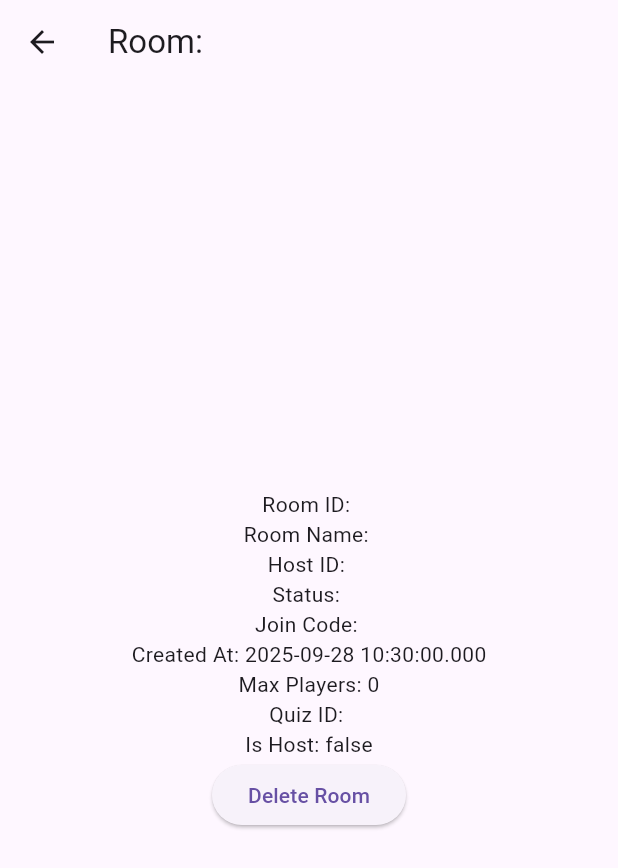
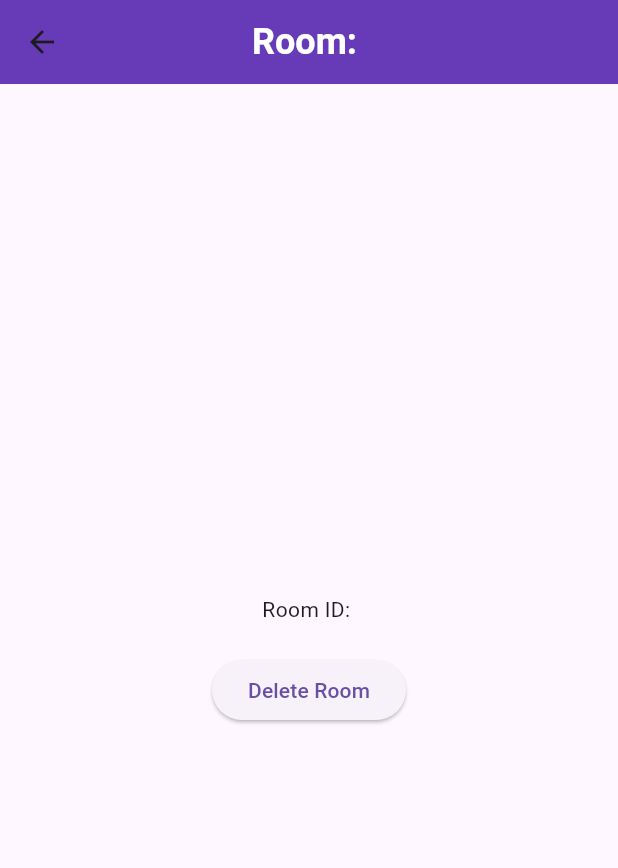
Before and after one commit to Serhat6863/QuizDuel, a Flutter app: the RoomScreen screen opened directly with empty values, on a phone screen of 412 x 824 dp. Shown: the top 868 px of the screen. Run offline on Flutter 3.47's test engine with Material 3 defaults, Android fonts, the phone set to English and light mode, and no system bars; our stand-ins replace bloc, cloud_firestore, equatable, firebase_auth, firebase_core, flutter_bloc; accounts and stored records are empty.

Commit message:
feat(room) : Updating room_list_screen, room_home_screen, and refactor room_model and user_model to allow nullable fields

```diff
--- a/lib/features/room/presentation/screen/room_screen.dart
+++ b/lib/features/room/presentation/screen/room_screen.dart
@@ -21,7 +21,6 @@ class _RoomScreenState extends State<RoomScreen> {
   void initState() {
     // TODO: implement initState
     super.initState();
-
   }
 
 
@@ -30,22 +29,20 @@ class _RoomScreenState extends State<RoomScreen> {
   Widget build(BuildContext context) {
     return Scaffold(
       appBar: AppBar(
-        title: Text('Room: ${widget.roomEntity.hostId}'),
+        title: Text('Room: ${widget.roomEntity.roomName}' , style: TextStyle(color: Colors.white, fontWeight: FontWeight.bold, fontSize: 24),),
+        centerTitle: true,
+        backgroundColor: Colors.deepPurple,
+
       ),
       body: Center(
         child: Column(
           mainAxisAlignment: MainAxisAlignment.center,
           children: [
+
             Text('Room ID: ${widget.roomEntity.roomId}'),
-            Text('Room Name: ${widget.roomEntity.roomName}'),
-            Text('Host ID: ${widget.roomEntity.hostId}'),
-            Text('Status: ${widget.roomEntity.status}'),
-            Text('Join Code: ${widget.roomEntity.joinCode}'),
-            Text('Created At: ${widget.roomEntity.createdAt}'),
-            Text('Max Players: ${widget.roomEntity.maxPlayers}'),
-            Text('Quiz ID: ${widget.roomEntity.quizId}'),
-            Text('Is Host: ${widget.roomEntity.isHost}'),
 
+
+            const SizedBox(height: 20,),
             ElevatedButton(
               onPressed: (){
                 if(widget.roomEntity.isHost){
```
Also changed, not shown: lib/features/auth/data/model/user_model.dart (+6 -6 lines), lib/features/room/data/model/room_model.dart (+20 -19 lines), lib/features/room/presentation/screen/room_home_screen.dart (+9 -21 lines), lib/features/room/presentation/screen/room_list_screen.dart (+28 -3 lines).
